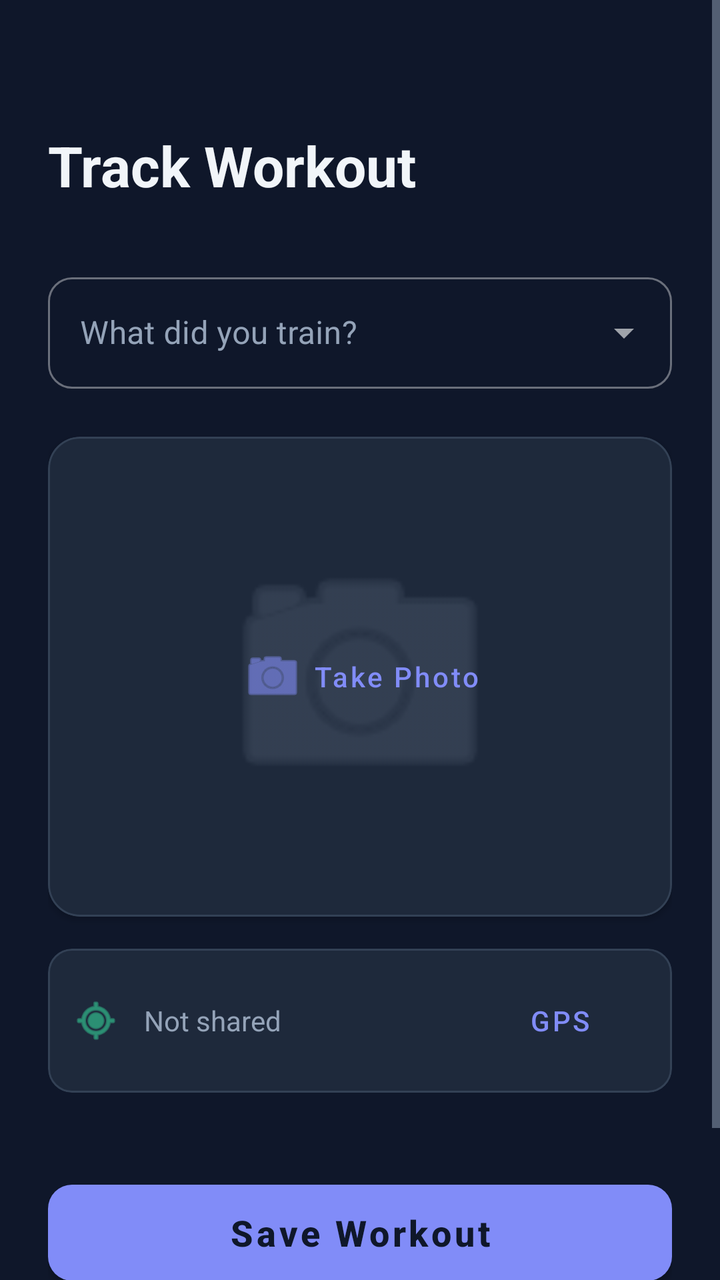
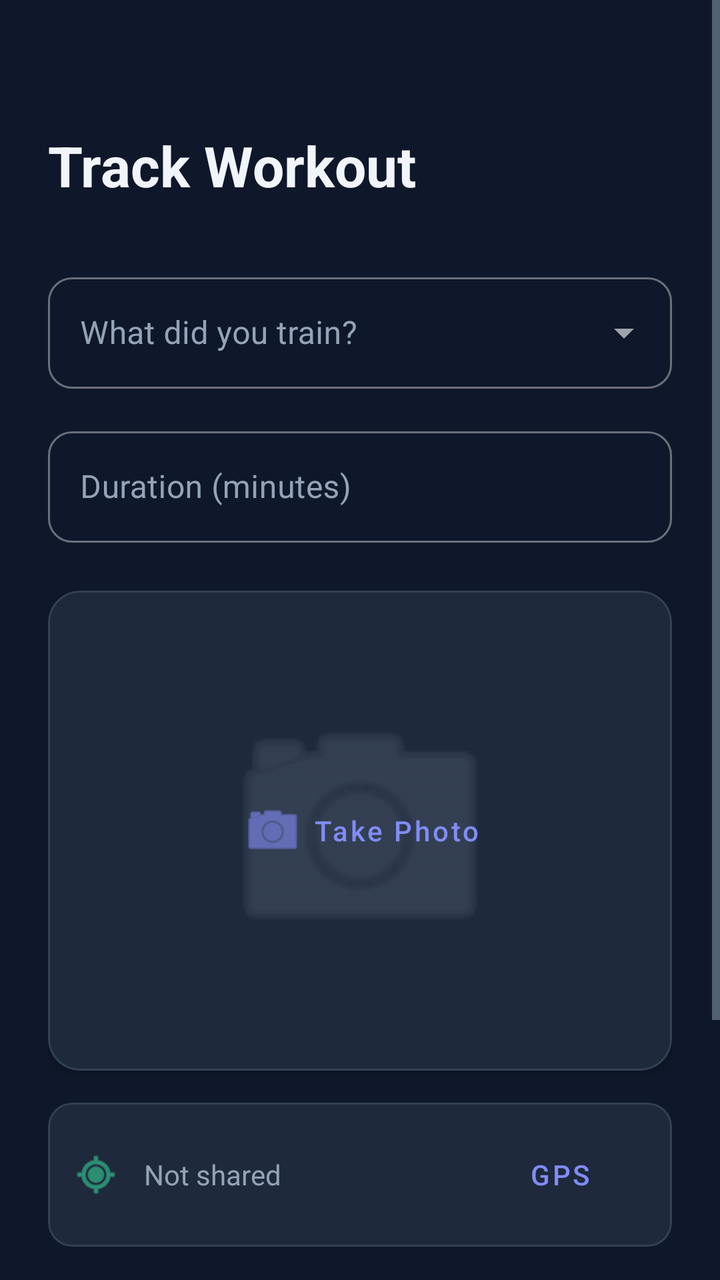

Compare the two renders of this Android layout. The source of the first and the diff that turns it into the second are given below.
<!-- AndroidManifest.xml: application theme Theme.MobileSE -->
<!-- res/layout/activity_add_activity.xml -->
<?xml version="1.0" encoding="utf-8"?>
<ScrollView xmlns:android="http://schemas.android.com/apk/res/android"
    xmlns:app="http://schemas.android.com/apk/res-auto"
    android:layout_width="match_parent"
    android:layout_height="match_parent"
    android:fillViewport="true"
    android:background="@color/background">

    <androidx.constraintlayout.widget.ConstraintLayout
        android:layout_width="match_parent"
        android:layout_height="wrap_content"
        android:paddingTop="64dp"
        android:paddingStart="24dp"
        android:paddingEnd="24dp"
        android:paddingBottom="24dp">

        <TextView
            android:id="@+id/tvAddTitle"
            android:layout_width="wrap_content"
            android:layout_height="wrap_content"
            android:text="@string/track_workout"
            android:textSize="28sp"
            android:textStyle="bold"
            android:textColor="@color/text_main"
            app:layout_constraintTop_toTopOf="parent"
            app:layout_constraintStart_toStartOf="parent" />

        <com.google.android.material.textfield.TextInputLayout
            style="@style/Widget.MaterialComponents.TextInputLayout.OutlinedBox.ExposedDropdownMenu"
            android:id="@+id/tilSport"
            android:layout_width="match_parent"
            android:layout_height="wrap_content"
            android:hint="@string/train_question"
            android:layout_marginTop="32dp"
            android:textColorHint="@color/text_secondary"
            app:hintTextColor="@color/primary"
            app:layout_constraintTop_toBottomOf="@id/tvAddTitle"
            app:boxCornerRadiusTopStart="12dp"
            app:boxCornerRadiusTopEnd="12dp"
            app:boxCornerRadiusBottomStart="12dp"
            app:boxCornerRadiusBottomEnd="12dp">

            <AutoCompleteTextView
                android:id="@+id/actvSport"
                android:layout_width="match_parent"
                android:layout_height="wrap_content"
                android:textColor="@color/text_main"
                android:inputType="none" />
        </com.google.android.material.textfield.TextInputLayout>

        
        <com.google.android.material.card.MaterialCardView
            android:id="@+id/cvPhoto"
            android:layout_width="match_parent"
            android:layout_height="240dp"
            android:layout_marginTop="24dp"
            app:cardCornerRadius="16dp"
            app:cardElevation="2dp"
            app:strokeWidth="1dp"
            app:strokeColor="@color/divider"
            app:layout_constraintTop_toBottomOf="@id/tilSport">

            <androidx.constraintlayout.widget.ConstraintLayout
                android:layout_width="match_parent"
                android:layout_height="match_parent">

                <ImageView
                    android:id="@+id/ivWorkoutPhoto"
                    android:layout_width="match_parent"
                    android:layout_height="match_parent"
                    android:scaleType="centerCrop"
                    android:src="@android:drawable/ic_menu_camera"
                    android:padding="80dp"
                    android:alpha="0.3"
                    app:tint="@color/text_secondary"
                    android:contentDescription="@string/take_photo" />

                <Button
                    android:id="@+id/btnTakePhoto"
                    android:layout_width="wrap_content"
                    android:layout_height="wrap_content"
                    android:text="@string/take_photo"
                    android:textAllCaps="false"
                    style="@style/Widget.MaterialComponents.Button.TextButton"
                    android:textColor="@color/primary"
                    app:icon="@android:drawable/ic_menu_camera"
                    app:iconTint="@color/primary"
                    app:layout_constraintTop_toTopOf="parent"
                    app:layout_constraintBottom_toBottomOf="parent"
                    app:layout_constraintStart_toStartOf="parent"
                    app:layout_constraintEnd_toEndOf="parent" />
            </androidx.constraintlayout.widget.ConstraintLayout>
        </com.google.android.material.card.MaterialCardView>

        
        <com.google.android.material.card.MaterialCardView
            android:id="@+id/cvLocation"
            android:layout_width="match_parent"
            android:layout_height="wrap_content"
            android:layout_marginTop="16dp"
            app:cardCornerRadius="12dp"
            app:cardElevation="0dp"
            app:strokeWidth="1dp"
            app:strokeColor="@color/divider"
            app:layout_constraintTop_toBottomOf="@id/cvPhoto">

            <LinearLayout
                android:layout_width="match_parent"
                android:layout_height="wrap_content"
                android:orientation="horizontal"
                android:gravity="center_vertical"
                android:padding="12dp">

                <ImageView
                    android:layout_width="24dp"
                    android:layout_height="24dp"
                    android:src="@android:drawable/ic_menu_mylocation"
                    app:tint="@color/accent"
                    android:contentDescription="@string/gps_btn" />

                <TextView
                    android:id="@+id/tvLocationStatus"
                    android:layout_width="0dp"
                    android:layout_height="wrap_content"
                    android:layout_weight="1"
                    android:layout_marginStart="12dp"
                    android:text="@string/location_not_shared"
                    android:textSize="14sp"
                    android:textColor="@color/text_secondary" />

                <Button
                    android:id="@+id/btnGetLocation"
                    style="@style/Widget.MaterialComponents.Button.TextButton"
                    android:layout_width="wrap_content"
                    android:layout_height="wrap_content"
                    android:text="@string/gps_btn"
                    android:textAllCaps="false"
                    android:textColor="@color/primary"/>
            </LinearLayout>
        </com.google.android.material.card.MaterialCardView>

        <Button
            android:id="@+id/btnSaveActivity"
            android:layout_width="match_parent"
            android:layout_height="60dp"
            android:layout_marginTop="40dp"
            android:text="@string/save_workout"
            android:textAllCaps="false"
            android:textSize="18sp"
            android:textStyle="bold"
            android:textColor="@color/background"
            app:cornerRadius="12dp"
            app:layout_constraintTop_toBottomOf="@id/cvLocation" />

        <Button
            android:id="@+id/btnCancelAdd"
            style="@style/Widget.MaterialComponents.Button.TextButton"
            android:layout_width="wrap_content"
            android:layout_height="wrap_content"
            android:text="@string/cancel_btn"
            android:textAllCaps="false"
            android:textColor="@color/error"
            android:layout_marginTop="8dp"
            app:layout_constraintTop_toBottomOf="@id/btnSaveActivity"
            app:layout_constraintStart_toStartOf="parent"
            app:layout_constraintEnd_toEndOf="parent" />

    </androidx.constraintlayout.widget.ConstraintLayout>
</ScrollView>
<!-- resources referenced by this layout -->
<resources>
  <color name="accent">#34D399</color>
  <color name="background">#0F172A</color>
  <color name="divider">#334155</color>
  <color name="error">#FB7185</color>
  <color name="primary">#818CF8</color>
  <color name="text_main">#F1F5F9</color>
  <color name="text_secondary">#94A3B8</color>
  <string name="cancel_btn">Cancel</string>
  <string name="gps_btn">GPS</string>
  <string name="location_not_shared">Not shared</string>
  <string name="save_workout">Save Workout</string>
  <string name="take_photo">Take Photo</string>
  <string name="track_workout">Track Workout</string>
  <string name="train_question">What did you train?</string>
  <style name="Theme.MobileSE" parent="Base.Theme.MobileSE" />
  <style name="Base.Theme.MobileSE" parent="Theme.MaterialComponents.NoActionBar">
          
          <item name="colorPrimary">@color/primary</item>
          <item name="colorPrimaryVariant">@color/primary_dark</item>
          <item name="colorOnPrimary">@color/background</item>
          
          <item name="colorSecondary">@color/accent</item>
          <item name="colorSecondaryVariant">@color/accent</item>
          <item name="colorOnSecondary">@color/background</item>
          
          <item name="android:statusBarColor">@color/background</item>
          <item name="android:windowLightStatusBar">false</item>
          
          <item name="android:windowBackground">@color/background</item>
  
          
          <item name="android:textColorPrimary">@color/text_main</item>
          <item name="android:textColorSecondary">@color/text_secondary</item>
  
          
          <item name="materialCardViewStyle">@style/Widget.App.CardView</item>
      </style>
  <color name="primary_dark">#6366F1</color>
  <style name="Widget.App.CardView" parent="Widget.MaterialComponents.CardView">
          <item name="cardBackgroundColor">@color/surface</item>
          <item name="cardElevation">2dp</item>
          <item name="shapeAppearanceOverlay">@style/ShapeAppearance.App.MediumComponent</item>
      </style>
  <color name="surface">#1E293B</color>
  <style name="ShapeAppearance.App.MediumComponent" parent="ShapeAppearance.MaterialComponents.MediumComponent">
          <item name="cornerFamily">rounded</item>
          <item name="cornerSize">16dp</item>
      </style>
</resources>

<!-- the commit's change to res/layout/activity_add_activity.xml (unified diff, before → after) -->
@@ -48,6 +48,29 @@
                 android:inputType="none" />
         </com.google.android.material.textfield.TextInputLayout>
 
+        <com.google.android.material.textfield.TextInputLayout
+            style="@style/Widget.MaterialComponents.TextInputLayout.OutlinedBox"
+            android:id="@+id/tilDuration"
+            android:layout_width="match_parent"
+            android:layout_height="wrap_content"
+            android:hint="@string/duration_hint"
+            android:layout_marginTop="16dp"
+            android:textColorHint="@color/text_secondary"
+            app:hintTextColor="@color/primary"
+            app:layout_constraintTop_toBottomOf="@id/tilSport"
+            app:boxCornerRadiusTopStart="12dp"
+            app:boxCornerRadiusTopEnd="12dp"
+            app:boxCornerRadiusBottomStart="12dp"
+            app:boxCornerRadiusBottomEnd="12dp">
+
+            <com.google.android.material.textfield.TextInputEditText
+                android:id="@+id/etDuration"
+                android:layout_width="match_parent"
+                android:layout_height="wrap_content"
+                android:textColor="@color/text_main"
+                android:inputType="number" />
+        </com.google.android.material.textfield.TextInputLayout>
+
         
         <com.google.android.material.card.MaterialCardView
             android:id="@+id/cvPhoto"
@@ -58,7 +81,7 @@
             app:cardElevation="2dp"
             app:strokeWidth="1dp"
             app:strokeColor="@color/divider"
-            app:layout_constraintTop_toBottomOf="@id/tilSport">
+            app:layout_constraintTop_toBottomOf="@id/tilDuration">
 
             <androidx.constraintlayout.widget.ConstraintLayout
                 android:layout_width="match_parent"
<!-- resource entries referenced after the edit -->
@@ -8,6 +8,7 @@
   <color name="text_main">#F1F5F9</color>
   <color name="text_secondary">#94A3B8</color>
   <string name="cancel_btn">Cancel</string>
+  <string name="duration_hint">Duration (minutes)</string>
   <string name="gps_btn">GPS</string>
   <string name="location_not_shared">Not shared</string>
   <string name="save_workout">Save Workout</string>
